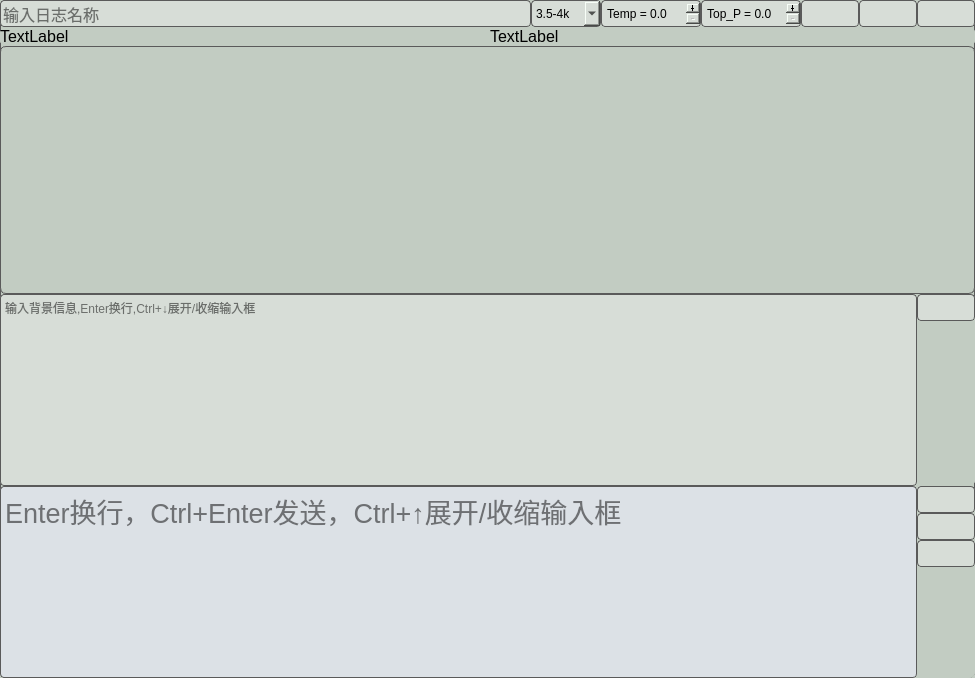
Before: the Qt Designer form chatgpt_project/ui/chatgpt_ui.ui in bigdeeer/toolbox, drawn with Qt 5.
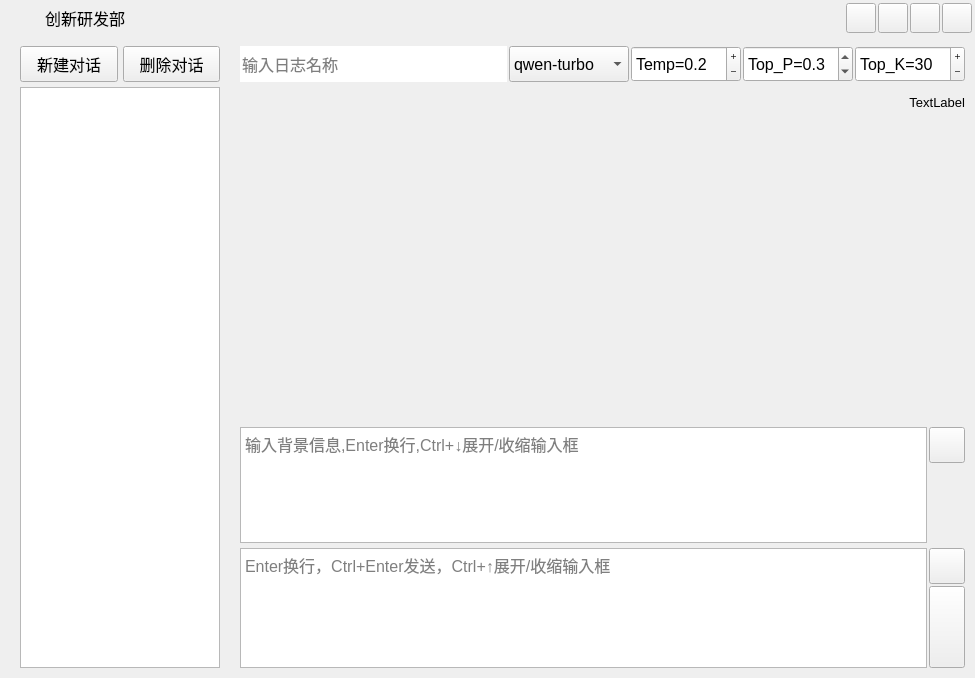
After: the same form once the commit is applied. Icons and pictures are not drawn. Custom widgets are drawn as their Qt base class.

Commit message: multiple dialog LLM

The edit to the form file:
```diff
--- a/chatgpt_project/ui/chatgpt_ui.ui
+++ b/chatgpt_project/ui/chatgpt_ui.ui
@@ -24,17 +24,9 @@
   </property>
   <property name="font">
    <font>
-    <pointsize>20</pointsize>
+    <pointsize>12</pointsize>
    </font>
   </property>
-  <property name="windowTitle">
-   <string/>
-  </property>
-  <property name="styleSheet">
-   <string notr="true">background-color: rgb(194, 204, 194);
-border:1px solid rgb(90,90,90);
-border-radius:6px;</string>
-  </property>
   <widget class="QWidget" name="centralwidget">
    <layout class="QVBoxLayout" name="verticalLayout">
     <property name="spacing">
@@ -53,6 +45,338 @@
      <number>0</number>
     </property>
     <item>
+     <widget class="QWidget" name="titlebar_layout" native="true">
+      <property name="sizePolicy">
+       <sizepolicy hsizetype="Preferred" vsizetype="Fixed">
+        <horstretch>0</horstretch>
+        <verstretch>0</verstretch>
+       </sizepolicy>
+      </property>
+      <property name="minimumSize">
+       <size>
+        <width>0</width>
+        <height>36</height>
+       </size>
+      </property>
+      <property name="maximumSize">
+       <size>
+        <width>16777215</width>
+        <height>36</height>
+       </size>
+      </property>
+      <layout class="QHBoxLayout" name="t">
+       <property name="spacing">
+        <number>2</number>
+       </property>
+       <property name="leftMargin">
+        <number>3</number>
+       </property>
+       <property name="topMargin">
+        <number>3</number>
+       </property>
+       <property name="rightMargin">
+        <number>3</number>
+       </property>
+       <property name="bottomMargin">
+        <number>3</number>
+       </property>
+       <item>
+        <widget class="QLabel" name="logo_label">
+         <property name="sizePolicy">
+          <sizepolicy hsizetype="Fixed" vsizetype="Preferred">
+           <horstretch>0</horstretch>
+           <verstretch>0</verstretch>
+          </sizepolicy>
+         </property>
+         <property name="minimumSize">
+          <size>
+           <width>40</width>
+           <height>30</height>
+          </size>
+         </property>
+         <property name="maximumSize">
+          <size>
+           <width>40</width>
+           <height>30</height>
+          </size>
+         </property>
+        </widget>
+       </item>
+       <item>
+        <widget class="QLabel" name="label_2">
+         <property name="text">
+          <string>创新研发部</string>
+         </property>
+        </widget>
+       </item>
+       <item>
+        <spacer name="horizontalSpacer">
+         <property name="orientation">
+          <enum>Qt::Horizontal</enum>
+         </property>
+         <property name="sizeHint" stdset="0">
+          <size>
+           <width>40</width>
+           <height>20</height>
+          </size>
+         </property>
+        </spacer>
+       </item>
+       <item>
+        <widget class="QPushButton" name="pin_btn">
+         <property name="sizePolicy">
+          <sizepolicy hsizetype="Fixed" vsizetype="Expanding">
+           <horstretch>0</horstretch>
+           <verstretch>0</verstretch>
+          </sizepolicy>
+         </property>
+         <property name="minimumSize">
+          <size>
+           <width>30</width>
+           <height>0</height>
+          </size>
+         </property>
+         <property name="maximumSize">
+          <size>
+           <width>30</width>
+           <height>16777215</height>
+          </size>
+         </property>
+         <property name="font">
+          <font>
+           <pointsize>16</pointsize>
+          </font>
+         </property>
+         <property name="toolTip">
+          <string>&lt;html&gt;&lt;head/&gt;&lt;body&gt;&lt;p&gt;&lt;span style=&quot; font-size:16pt;&quot;&gt;窗体置顶&lt;/span&gt;&lt;/p&gt;&lt;/body&gt;&lt;/html&gt;</string>
+         </property>
+         <property name="text">
+          <string/>
+         </property>
+         <property name="icon">
+          <iconset>
+           <normaloff>icon/pinoff.png</normaloff>
+           <normalon>icon/pin.png</normalon>icon/pinoff.png</iconset>
+         </property>
+         <property name="iconSize">
+          <size>
+           <width>30</width>
+           <height>30</height>
+          </size>
+         </property>
+         <property name="checkable">
+          <bool>true</bool>
+         </property>
+        </widget>
+       </item>
+       <item>
+        <widget class="QPushButton" name="min_btn">
+         <property name="sizePolicy">
+          <sizepolicy hsizetype="Fixed" vsizetype="Preferred">
+           <horstretch>0</horstretch>
+           <verstretch>0</verstretch>
+          </sizepolicy>
+         </property>
+         <property name="minimumSize">
+          <size>
+           <width>30</width>
+           <height>0</height>
+          </size>
+         </property>
+         <property name="maximumSize">
+          <size>
+           <width>30</width>
+           <height>100</height>
+          </size>
+         </property>
+         <property name="text">
+          <string/>
+         </property>
+        </widget>
+       </item>
+       <item>
+        <widget class="QPushButton" name="max_btn">
+         <property name="sizePolicy">
+          <sizepolicy hsizetype="Fixed" vsizetype="Preferred">
+           <horstretch>0</horstretch>
+           <verstretch>0</verstretch>
+          </sizepolicy>
+         </property>
+         <property name="minimumSize">
+          <size>
+           <width>30</width>
+           <height>0</height>
+          </size>
+         </property>
+         <property name="maximumSize">
+          <size>
+           <width>30</width>
+           <height>100</height>
+          </size>
+         </property>
+         <property name="text">
+          <string/>
+         </property>
+         <property name="checkable">
+          <bool>true</bool>
+         </property>
+        </widget>
+       </item>
+       <item>
+        <widget class="QPushButton" name="exit_btn">
+         <property name="sizePolicy">
+          <sizepolicy hsizetype="Fixed" vsizetype="Preferred">
+           <horstretch>0</horstretch>
+           <verstretch>0</verstretch>
+          </sizepolicy>
+         </property>
+         <property name="minimumSize">
+          <size>
+           <width>30</width>
+           <height>0</height>
+          </size>
+         </property>
+         <property name="maximumSize">
+          <size>
+           <width>30</width>
+           <height>100</height>
+          </size>
+         </property>
+         <property name="toolTip">
+          <string comment="Microsoft YaHei UI,9,-1,5,400,0,0,0,0,0,0,0,0,0,0,1"/>
+         </property>
+         <property name="text">
+          <string/>
+         </property>
+        </widget>
+       </item>
+      </layout>
+     </widget>
+    </item>
+    <item>
+     <widget class="QWidget" name="main_window" native="true">
+      <layout class="QHBoxLayout" name="main_window_layout">
+       <property name="spacing">
+        <number>20</number>
+       </property>
+       <property name="leftMargin">
+        <number>20</number>
+       </property>
+       <property name="topMargin">
+        <number>10</number>
+       </property>
+       <property name="rightMargin">
+        <number>10</number>
+       </property>
+       <property name="bottomMargin">
+        <number>10</number>
+       </property>
+       <item>
+        <widget class="QWidget" name="menu_wit" native="true">
+         <property name="minimumSize">
+          <size>
+           <width>200</width>
+           <height>0</height>
+          </size>
+         </property>
+         <property name="maximumSize">
+          <size>
+           <width>200</width>
+           <height>16777215</height>
+          </size>
+         </property>
+         <layout class="QVBoxLayout" name="menu_vlayout" stretch="0,0">
+          <property name="spacing">
+           <number>5</number>
+          </property>
+          <property name="leftMargin">
+           <number>0</number>
+          </property>
+          <property name="topMargin">
+           <number>0</number>
+          </property>
+          <property name="rightMargin">
+           <number>0</number>
+          </property>
+          <property name="bottomMargin">
+           <number>0</number>
+          </property>
+          <item>
+           <layout class="QHBoxLayout" name="dialog_ops_btn_layout">
+            <property name="spacing">
+             <number>5</number>
+            </property>
+            <item>
+             <widget class="QPushButton" name="new_dialog_btn">
+              <property name="minimumSize">
+               <size>
+                <width>0</width>
+                <height>36</height>
+               </size>
+              </property>
+              <property name="maximumSize">
+               <size>
+                <width>16777215</width>
+                <height>36</height>
+               </size>
+              </property>
+              <property name="text">
+               <string>新建对话</string>
+              </property>
+             </widget>
+            </item>
+            <item>
+             <widget class="QPushButton" name="del_dialog_btn">
+              <property name="minimumSize">
+               <size>
+                <width>0</width>
+                <height>36</height>
+               </size>
+              </property>
+              <property name="maximumSize">
+               <size>
+                <width>16777215</width>
+                <height>36</height>
+               </size>
+              </property>
+              <property name="text">
+               <string>删除对话</string>
+              </property>
+             </widget>
+            </item>
+           </layout>
+          </item>
+          <item>
+           <widget class="QListWidget" name="dialog_list_widget">
+            <property name="font">
+             <font>
+              <pointsize>12</pointsize>
+             </font>
+            </property>
+           </widget>
+          </item>
+         </layout>
+        </widget>
+       </item>
+       <item>
+        <widget class="QWidget" name="content_wit" native="true">
+         <layout class="QVBoxLayout" name="content_vlayout">
+          <property name="spacing">
+           <number>5</number>
+          </property>
+          <property name="leftMargin">
+           <number>0</number>
+          </property>
+          <property name="topMargin">
+           <number>0</number>
+          </property>
+          <property name="rightMargin">
+           <number>0</number>
+          </property>
+          <property name="bottomMargin">
+           <number>0</number>
+          </property>
+          <item>
      <widget class="QWidget" name="log_layout_w" native="true">
       <property name="sizePolicy">
        <sizepolicy hsizetype="Preferred" vsizetype="Fixed">
@@ -60,12 +384,21 @@
         <verstretch>0</verstretch>
        </sizepolicy>
       </property>
-      <property name="styleSheet">
-       <string notr="true">border:0px;</string>
+            <property name="minimumSize">
+             <size>
+              <width>0</width>
+              <height>36</height>
+             </size>
+            </property>
+            <property name="maximumSize">
+             <size>
+              <width>16777215</width>
+              <height>36</height>
+             </size>
       </property>
       <layout class="QHBoxLayout" name="log_layout">
        <property name="spacing">
-        <number>0</number>
+              <number>2</number>
        </property>
        <property name="sizeConstraint">
         <enum>QLayout::SetDefaultConstraint</enum>
@@ -95,10 +428,8 @@
            <pointsize>12</pointsize>
           </font>
          </property>
-         <property name="styleSheet">
-          <string notr="true">background-color:rgb(215,221,215);
-border:1px solid rgb(90,90,90);
-border-radius:4px;</string>
+               <property name="frame">
+                <bool>false</bool>
          </property>
          <property name="placeholderText">
           <string>输入日志名称</string>
@@ -108,25 +439,31 @@
        <item>
         <widget class="QComboBox" name="model_combo">
          <property name="sizePolicy">
-          <sizepolicy hsizetype="Fixed" vsizetype="Preferred">
+                <sizepolicy hsizetype="Preferred" vsizetype="Preferred">
            <horstretch>0</horstretch>
            <verstretch>0</verstretch>
           </sizepolicy>
          </property>
          <property name="minimumSize">
           <size>
-           <width>70</width>
+                 <width>120</width>
            <height>0</height>
           </size>
          </property>
-         <property name="styleSheet">
-          <string notr="true">background-color:rgb(215,221,215);
-border:1px solid rgb(90,90,90);
-border-radius:4px;</string>
-         </property>
+               <property name="maximumSize">
+                <size>
+                 <width>120</width>
+                 <height>16777215</height>
+                </size>
+               </property>
+               <property name="font">
+                <font>
+                 <pointsize>12</pointsize>
+                </font>
+               </property>
          <item>
           <property name="text">
-           <string>3.5-4k</string>
+                 <string>qwen-turbo</string>
           </property>
          </item>
          <item>
@@ -139,63 +476,78 @@
        <item>
         <widget class="QDoubleSpinBox" name="temp_vbox">
          <property name="sizePolicy">
-          <sizepolicy hsizetype="Fixed" vsizetype="Preferred">
+                <sizepolicy hsizetype="Preferred" vsizetype="Preferred">
            <horstretch>0</horstretch>
            <verstretch>0</verstretch>
           </sizepolicy>
          </property>
          <property name="minimumSize">
           <size>
-           <width>100</width>
+                 <width>110</width>
            <height>0</height>
           </size>
          </property>
-         <property name="styleSheet">
-          <string notr="true">background-color:rgb(215,221,215);
-border:1px solid rgb(90,90,90);
-border-radius:4px;</string>
-         </property>
+               <property name="maximumSize">
+                <size>
+                 <width>110</width>
+                 <height>16777215</height>
+                </size>
+               </property>
+               <property name="font">
+                <font>
+                 <pointsize>12</pointsize>
+                </font>
+               </property>
          <property name="buttonSymbols">
           <enum>QAbstractSpinBox::PlusMinus</enum>
          </property>
          <property name="prefix">
-          <string> Temp = </string>
+                <string>Temp=</string>
          </property>
          <property name="decimals">
           <number>1</number>
          </property>
          <property name="maximum">
-          <double>1.000000000000000</double>
+                <double>2.000000000000000</double>
          </property>
          <property name="singleStep">
           <double>0.100000000000000</double>
          </property>
+               <property name="value">
+                <double>0.200000000000000</double>
+               </property>
         </widget>
        </item>
        <item>
         <widget class="QDoubleSpinBox" name="topp_vbox">
          <property name="sizePolicy">
-          <sizepolicy hsizetype="Fixed" vsizetype="Preferred">
+                <sizepolicy hsizetype="Preferred" vsizetype="Preferred">
            <horstretch>0</horstretch>
            <verstretch>0</verstretch>
           </sizepolicy>
          </property>
          <property name="minimumSize">
           <size>
-           <width>100</width>
+                 <width>110</width>
            <height>0</height>
           </size>
          </property>
-         <property name="styleSheet">
-          <string notr="true">background-color:rgb(215,221,215);
-border:1px solid rgb(90,90,90);
-border-radius:4px;</string>
-         </property>
+               <property name="maximumSize">
+                <size>
+                 <width>110</width>
+                 <height>16777215</height>
+                </size>
+               </property>
+               <property name="font">
+                <font>
+                 <pointsize>12</pointsize>
+                </font>
+               </property>
          <property name="buttonSymbols">
-          <enum>QAbstractSpinBox::PlusMinus</enum>
+                <enum>QAbstractSpinBox::UpDownArrows</enum>
          </property>
          <property name="prefix">
-          <string> Top_P = </string>
+                <string>Top_P=</string>
          </property>
          <property name="decimals">
           <number>1</number>
@@ -206,183 +558,53 @@
          <property name="singleStep">
           <double>0.100000000000000</double>
          </property>
-        </widget>
-       </item>
-       <item>
-        <widget class="QPushButton" name="save_btn">
-         <property name="sizePolicy">
-          <sizepolicy hsizetype="Fixed" vsizetype="Expanding">
-           <horstretch>0</horstretch>
-           <verstretch>0</verstretch>
-          </sizepolicy>
-         </property>
-         <property name="minimumSize">
-          <size>
-           <width>40</width>
-           <height>0</height>
-          </size>
-         </property>
-         <property name="font">
-          <font>
-           <pointsize>16</pointsize>
-          </font>
-         </property>
-         <property name="toolTip">
-          <string>&lt;html&gt;&lt;head/&gt;&lt;body&gt;&lt;p&gt;&lt;span style=&quot; font-size:16pt;&quot;&gt;保存日志&lt;/span&gt;&lt;/p&gt;&lt;/body&gt;&lt;/html&gt;</string>
-         </property>
-         <property name="styleSheet">
-          <string notr="true">QPushButton:checked
-{
-background-color: rgb(165,180,165)
-}
-
-QPushButton
-{
-background-color:rgb(215,221,215);
-border:1px solid rgb(90,90,90);
-border-radius:4px;
-}
-QPushButton:hover
-{
-background-color: rgb(238,232,210)
-}
-QPushButton:pressed
-{
-background-color: rgb(105,158,105)
-}</string>
-         </property>
-         <property name="text">
-          <string/>
-         </property>
-         <property name="icon">
-          <iconset>
-           <normaloff>icon/save.png</normaloff>icon/save.png</iconset>
-         </property>
-         <property name="iconSize">
-          <size>
-           <width>30</width>
-           <height>30</height>
-          </size>
-         </property>
+               <property name="value">
+                <double>0.300000000000000</double>
+               </property>
         </widget>
        </item>
        <item>
-        <widget class="QPushButton" name="load_btn">
+              <widget class="QDoubleSpinBox" name="param_topk_spin">
          <property name="sizePolicy">
-          <sizepolicy hsizetype="Fixed" vsizetype="Expanding">
+                <sizepolicy hsizetype="Preferred" vsizetype="Preferred">
            <horstretch>0</horstretch>
            <verstretch>0</verstretch>
           </sizepolicy>
          </property>
          <property name="minimumSize">
           <size>
-           <width>40</width>
+                 <width>110</width>
            <height>0</height>
           </size>
          </property>
-         <property name="font">
-          <font>
-           <pointsize>16</pointsize>
-          </font>
-         </property>
-         <property name="toolTip">
-          <string>&lt;html&gt;&lt;head/&gt;&lt;body&gt;&lt;p&gt;&lt;span style=&quot; font-size:16pt;&quot;&gt;加载日志&lt;/span&gt;&lt;/p&gt;&lt;/body&gt;&lt;/html&gt;</string>
-         </property>
-         <property name="styleSheet">
-          <string notr="true">QPushButton:checked
-{
-background-color: rgb(165,180,165)
-}
-
-QPushButton
-{
-background-color:rgb(215,221,215);
-border:1px solid rgb(90,90,90);
-border-radius:4px;
-}
-QPushButton:hover
-{
-background-color: rgb(238,232,210)
-}
-QPushButton:pressed
-{
-background-color: rgb(105,158,105)
-}</string>
-         </property>
-         <property name="text">
-          <string/>
-         </property>
-         <property name="icon">
-          <iconset>
-           <normaloff>icon/load.png</normaloff>icon/load.png</iconset>
-         </property>
-         <property name="iconSize">
+               <property name="maximumSize">
           <size>
-           <width>30</width>
-           <height>30</height>
-          </size>
-         </property>
-        </widget>
-       </item>
-       <item>
-        <widget class="QPushButton" name="pin_btn">
-         <property name="sizePolicy">
-          <sizepolicy hsizetype="Fixed" vsizetype="Expanding">
-           <horstretch>0</horstretch>
-           <verstretch>0</verstretch>
-          </sizepolicy>
-         </property>
-         <property name="minimumSize">
-          <size>
-           <width>40</width>
-           <height>0</height>
-          </size>
-         </property>
+                 <width>110</width>
+                 <height>16777215</height>
+                </size>
+               </property>
          <property name="font">
           <font>
-           <pointsize>16</pointsize>
-          </font>
-         </property>
-         <property name="toolTip">
-          <string>&lt;html&gt;&lt;head/&gt;&lt;body&gt;&lt;p&gt;&lt;span style=&quot; font-size:16pt;&quot;&gt;窗体置顶&lt;/span&gt;&lt;/p&gt;&lt;/body&gt;&lt;/html&gt;</string>
-         </property>
-         <property name="styleSheet">
-          <string notr="true">QPushButton:checked
-{
-background-color: rgb(165,180,165)
-}
-
-QPushButton
-{
-background-color:rgb(215,221,215);
-border:1px solid rgb(90,90,90);
-border-radius:4px;
-}
-QPushButton:hover
-{
-background-color: rgb(238,232,210)
-}
-QPushButton:pressed
-{
-background-color: rgb(105,158,105)
-}</string>
-         </property>
-         <property name="text">
-          <string/>
-         </property>
-         <property name="icon">
-          <iconset>
-           <normaloff>icon/pinoff.png</normaloff>
-           <normalon>icon/pin.png</normalon>icon/pinoff.png</iconset>
-         </property>
-         <property name="iconSize">
-          <size>
-           <width>30</width>
-           <height>30</height>
-          </size>
-         </property>
-         <property name="checkable">
-          <bool>true</bool>
+                 <pointsize>12</pointsize>
+                </font>
+               </property>
+               <property name="buttonSymbols">
+                <enum>QAbstractSpinBox::PlusMinus</enum>
+               </property>
+               <property name="prefix">
+                <string>Top_K=</string>
+               </property>
+               <property name="decimals">
+                <number>0</number>
+               </property>
+               <property name="maximum">
+                <double>100.000000000000000</double>
+               </property>
+               <property name="singleStep">
+                <double>1.000000000000000</double>
+               </property>
+               <property name="value">
+                <double>30.000000000000000</double>
          </property>
         </widget>
        </item>
@@ -391,12 +613,33 @@
     </item>
     <item>
      <widget class="QWidget" name="token_disp_layout_w" native="true">
-      <property name="styleSheet">
-       <string notr="true">border:0px;</string>
-      </property>
-      <layout class="QHBoxLayout" name="horizontalLayout_3" stretch="2,2">
+            <property name="sizePolicy">
+             <sizepolicy hsizetype="Preferred" vsizetype="Fixed">
+              <horstretch>0</horstretch>
+              <verstretch>0</verstretch>
+             </sizepolicy>
+            </property>
+            <property name="minimumSize">
+             <size>
+              <width>0</width>
+              <height>30</height>
+             </size>
+            </property>
+            <property name="maximumSize">
+             <size>
+              <width>16777215</width>
+              <height>30</height>
+             </size>
+            </property>
+            <property name="baseSize">
+             <size>
+              <width>0</width>
+              <height>16</height>
+             </size>
+            </property>
+            <layout class="QHBoxLayout" name="horizontalLayout_3" stretch="2">
        <property name="spacing">
-        <number>5</number>
+              <number>2</number>
        </property>
        <property name="leftMargin">
         <number>0</number>
@@ -414,23 +657,14 @@
         <widget class="QLabel" name="actual_token_disp">
          <property name="font">
           <font>
-           <pointsize>12</pointsize>
+                 <pointsize>10</pointsize>
           </font>
          </property>
          <property name="text">
           <string>TextLabel</string>
          </property>
-        </widget>
-       </item>
-       <item>
-        <widget class="QLabel" name="sum_token_disp">
-         <property name="font">
-          <font>
-           <pointsize>12</pointsize>
-          </font>
-         </property>
-         <property name="text">
-          <string>TextLabel</string>
+               <property name="alignment">
+                <set>Qt::AlignRight|Qt::AlignTrailing|Qt::AlignVCenter</set>
          </property>
         </widget>
        </item>
@@ -438,29 +672,38 @@
      </widget>
     </item>
     <item>
-     <widget class="DialogList" name="dialog_list" native="true">
+           <widget class="DialogList" name="dialog_widget" native="true">
       <property name="sizePolicy">
-       <sizepolicy hsizetype="Expanding" vsizetype="Expanding">
+             <sizepolicy hsizetype="Expanding" vsizetype="Preferred">
         <horstretch>0</horstretch>
         <verstretch>0</verstretch>
        </sizepolicy>
       </property>
+            <property name="minimumSize">
+             <size>
+              <width>0</width>
+              <height>300</height>
+             </size>
+            </property>
      </widget>
     </item>
     <item>
      <widget class="QWidget" name="system_layout_w" native="true">
       <property name="sizePolicy">
-       <sizepolicy hsizetype="Expanding" vsizetype="Fixed">
+             <sizepolicy hsizetype="Expanding" vsizetype="Preferred">
         <horstretch>0</horstretch>
         <verstretch>0</verstretch>
        </sizepolicy>
       </property>
-      <property name="styleSheet">
-       <string notr="true">border:0px;</string>
+            <property name="minimumSize">
+             <size>
+              <width>0</width>
+              <height>36</height>
+             </size>
       </property>
       <layout class="QHBoxLayout" name="horizontalLayout">
        <property name="spacing">
-        <number>0</number>
+              <number>2</number>
        </property>
        <property name="leftMargin">
         <number>0</number>
@@ -482,10 +725,10 @@
            <verstretch>0</verstretch>
           </sizepolicy>
          </property>
-         <property name="styleSheet">
-          <string notr="true">background-color:rgb(215,221,215);
-border:1px solid rgb(90,90,90);
-border-radius:4px;</string>
+               <property name="font">
+                <font>
+                 <pointsize>12</pointsize>
+                </font>
          </property>
          <property name="placeholderText">
           <string>输入背景信息,Enter换行,Ctrl+↓展开/收缩输入框</string>
@@ -500,6 +743,18 @@
            <verstretch>0</verstretch>
           </sizepolicy>
          </property>
+               <property name="minimumSize">
+                <size>
+                 <width>36</width>
+                 <height>0</height>
+                </size>
+               </property>
+               <property name="maximumSize">
+                <size>
+                 <width>36</width>
+                 <height>16777215</height>
+                </size>
+               </property>
          <layout class="QVBoxLayout" name="verticalLayout_3">
           <property name="spacing">
            <number>0</number>
@@ -524,6 +779,18 @@
               <verstretch>0</verstretch>
              </sizepolicy>
             </property>
+                  <property name="minimumSize">
+                   <size>
+                    <width>0</width>
+                    <height>36</height>
+                   </size>
+                  </property>
+                  <property name="maximumSize">
+                   <size>
+                    <width>16777215</width>
+                    <height>36</height>
+                   </size>
+                  </property>
             <property name="font">
              <font>
               <pointsize>16</pointsize>
@@ -532,27 +799,6 @@
             <property name="toolTip">
              <string>&lt;html&gt;&lt;head/&gt;&lt;body&gt;&lt;p&gt;&lt;span style=&quot; font-size:16pt;&quot;&gt;展开/收缩&lt;/span&gt;&lt;/p&gt;&lt;/body&gt;&lt;/html&gt;</string>
             </property>
-            <property name="styleSheet">
-             <string notr="true">QPushButton:checked
-{
-background-color: rgb(165,180,165)
-}
-
-QPushButton
-{
-background-color:rgb(215,221,215);
-border:1px solid rgb(90,90,90);
-border-radius:4px;
-}
-QPushButton:hover
-{
-background-color: rgb(238,232,210)
-}
-QPushButton:pressed
-{
-background-color: rgb(105,158,105)
-}</string>
-            </property>
             <property name="text">
              <string/>
             </property>
@@ -593,17 +839,20 @@
     <item>
      <widget class="QWidget" name="input_layout_w" native="true">
       <property name="sizePolicy">
-       <sizepolicy hsizetype="Expanding" vsizetype="Fixed">
+             <sizepolicy hsizetype="Expanding" vsizetype="Preferred">
         <horstretch>0</horstretch>
         <verstretch>0</verstretch>
        </sizepolicy>
       </property>
-      <property name="styleSheet">
-       <string notr="true">border:0px</string>
+            <property name="minimumSize">
+             <size>
+              <width>0</width>
+              <height>120</height>
+             </size>
       </property>
       <layout class="QHBoxLayout" name="horizontalLayout_2">
        <property name="spacing">
-        <number>0</number>
+              <number>2</number>
        </property>
        <property name="leftMargin">
         <number>0</number>
@@ -625,16 +874,17 @@
            <verstretch>0</verstretch>
           </sizepolicy>
          </property>
+               <property name="minimumSize">
+                <size>
+                 <width>0</width>
+                 <height>120</height>
+                </size>
+               </property>
          <property name="font">
           <font>
-           <pointsize>20</pointsize>
-          </font>
-         </property>
-         <property name="styleSheet">
-          <string notr="true">background-color:rgb(220,225,230);
-border:1px solid rgb(90,90,90);
-border-radius:4px;</string>
-         </property>
+                 <pointsize>12</pointsize>
+                </font>
+               </property>
          <property name="placeholderText">
           <string>Enter换行，Ctrl+Enter发送，Ctrl+↑展开/收缩输入框</string>
          </property>
@@ -648,12 +898,21 @@
            <verstretch>0</verstretch>
           </sizepolicy>
          </property>
-         <property name="styleSheet">
-          <string notr="true">border:0px</string>
+               <property name="minimumSize">
+                <size>
+                 <width>36</width>
+                 <height>0</height>
+                </size>
+               </property>
+               <property name="maximumSize">
+                <size>
+                 <width>36</width>
+                 <height>16777215</height>
+                </size>
          </property>
          <layout class="QVBoxLayout" name="verticalLayout_2">
           <property name="spacing">
-           <number>0</number>
+                 <number>2</number>
           </property>
           <property name="leftMargin">
            <number>0</number>
@@ -675,6 +934,18 @@
               <verstretch>0</verstretch>
              </sizepolicy>
             </property>
+                  <property name="minimumSize">
+                   <size>
+                    <width>0</width>
+                    <height>36</height>
+                   </size>
+                  </property>
+                  <property name="maximumSize">
+                   <size>
+                    <width>16777215</width>
+                    <height>36</height>
+                   </size>
+                  </property>
             <property name="font">
              <font>
               <pointsize>16</pointsize>
@@ -683,27 +954,6 @@
             <property name="toolTip">
              <string>&lt;html&gt;&lt;head/&gt;&lt;body&gt;&lt;p&gt;&lt;span style=&quot; font-size:16pt;&quot;&gt;展开/收缩&lt;/span&gt;&lt;/p&gt;&lt;/body&gt;&lt;/html&gt;</string>
             </property>
-            <property name="styleSheet">
-             <string notr="true">QPushButton:checked
-{
-background-color: rgb(165,180,165)
-}
-
-QPushButton
-{
-background-color:rgb(215,221,215);
-border:1px solid rgb(90,90,90);
-border-radius:4px;
-}
-QPushButton:hover
-{
-background-color: rgb(238,232,210)
-}
-QPushButton:pressed
-{
-background-color: rgb(105,158,105)
-}</string>
-            </property>
             <property name="text">
              <string/>
             </property>
@@ -725,11 +975,17 @@
           <item>
            <widget class="QPushButton" name="send_btn">
             <property name="sizePolicy">
-             <sizepolicy hsizetype="Fixed" vsizetype="Fixed">
+                   <sizepolicy hsizetype="Fixed" vsizetype="Expanding">
               <horstretch>0</horstretch>
               <verstretch>0</verstretch>
              </sizepolicy>
             </property>
+                  <property name="minimumSize">
+                   <size>
+                    <width>0</width>
+                    <height>0</height>
+                   </size>
+                  </property>
             <property name="font">
              <font>
               <pointsize>16</pointsize>
@@ -738,27 +994,6 @@
             <property name="toolTip">
              <string>&lt;html&gt;&lt;head/&gt;&lt;body&gt;&lt;p&gt;&lt;span style=&quot; font-size:16pt;&quot;&gt;发送&lt;/span&gt;&lt;/p&gt;&lt;/body&gt;&lt;/html&gt;</string>
             </property>
-            <property name="styleSheet">
-             <string notr="true">QPushButton:checked
-{
-background-color: rgb(165,180,165)
-}
-
-QPushButton
-{
-background-color:rgb(215,221,215);
-border:1px solid rgb(90,90,90);
-border-radius:4px;
-}
-QPushButton:hover
-{
-background-color: rgb(238,232,210)
-}
-QPushButton:pressed
-{
-background-color: rgb(105,158,105)
-}</string>
-            </property>
             <property name="text">
              <string/>
             </property>
@@ -774,73 +1009,11 @@
             </property>
            </widget>
           </item>
-          <item>
-           <widget class="QPushButton" name="clear_btn">
-            <property name="sizePolicy">
-             <sizepolicy hsizetype="Fixed" vsizetype="Fixed">
-              <horstretch>0</horstretch>
-              <verstretch>0</verstretch>
-             </sizepolicy>
-            </property>
-            <property name="font">
-             <font>
-              <pointsize>16</pointsize>
-             </font>
-            </property>
-            <property name="toolTip">
-             <string>&lt;html&gt;&lt;head/&gt;&lt;body&gt;&lt;p&gt;&lt;span style=&quot; font-size:16pt;&quot;&gt;清空&lt;/span&gt;&lt;/p&gt;&lt;/body&gt;&lt;/html&gt;</string>
-            </property>
-            <property name="styleSheet">
-             <string notr="true">QPushButton:checked
-{
-background-color: rgb(165,180,165)
-}
-
-QPushButton
-{
-background-color:rgb(215,221,215);
-border:1px solid rgb(90,90,90);
-border-radius:4px;
-}
-QPushButton:hover
-{
-background-color: rgb(238,232,210)
-}
-QPushButton:pressed
-{
-background-color: rgb(105,158,105)
-}</string>
-            </property>
-            <property name="text">
-             <string/>
-            </property>
-            <property name="icon">
-             <iconset>
-              <normaloff>icon/clear.png</normaloff>icon/clear.png</iconset>
-            </property>
-            <property name="iconSize">
-             <size>
-              <width>30</width>
-              <height>30</height>
-             </size>
-            </property>
-           </widget>
-          </item>
-          <item>
-           <spacer name="verticalSpacer">
-            <property name="orientation">
-             <enum>Qt::Vertical</enum>
-            </property>
-            <property name="sizeType">
-             <enum>QSizePolicy::Expanding</enum>
-            </property>
-            <property name="sizeHint" stdset="0">
-             <size>
-              <width>0</width>
-              <height>40</height>
-             </size>
-            </property>
-           </spacer>
+               </layout>
+              </widget>
+             </item>
+            </layout>
+           </widget>
           </item>
          </layout>
         </widget>
```
Left out of the diff: 21 changed lines with no effect on the pictures. Lines whose indentation alone changed are shown as unchanged. The commit also changes 36 other files.
